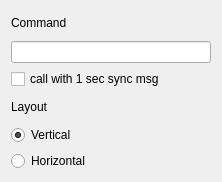
Above: ArduinoRpcQtDesktop/ArduinoRpcUiGen/ControlSettingsEdit.ui from ooolms/wl_iot_framework before the change. Below: the same form after it.
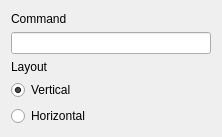
That is the form after the change.

The edit to the form file:
```diff
--- a/ArduinoRpcQtDesktop/ArduinoRpcUiGen/ControlSettingsEdit.ui
+++ b/ArduinoRpcQtDesktop/ArduinoRpcUiGen/ControlSettingsEdit.ui
@@ -7,7 +7,7 @@
     <x>0</x>
     <y>0</y>
     <width>222</width>
-    <height>182</height>
+    <height>137</height>
    </rect>
   </property>
   <property name="windowTitle">
@@ -24,13 +24,6 @@
    <item>
     <widget class="QLineEdit" name="commandEdit"/>
    </item>
-   <item>
-    <widget class="QCheckBox" name="syncCallCheck">
-     <property name="text">
-      <string>call with 1 sec sync msg</string>
-     </property>
-    </widget>
-   </item>
    <item>
     <widget class="QLabel" name="label">
      <property name="text">
```
